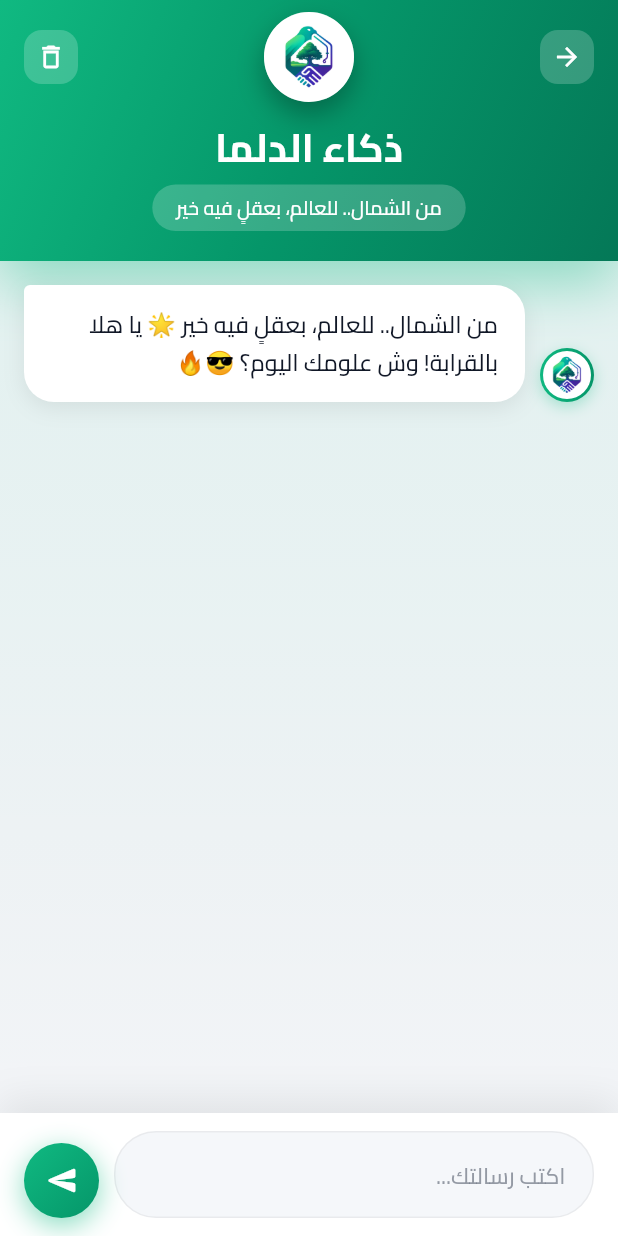
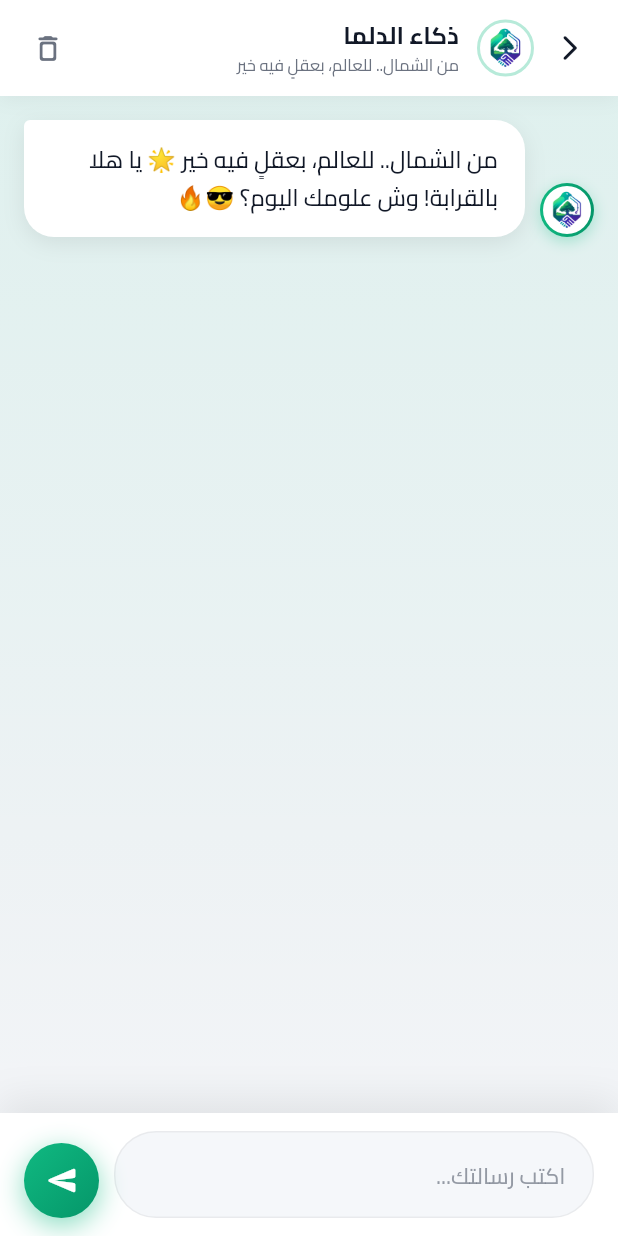
Before and after one commit to kkkrraamm/aldlma, a Flutter app: the DalmaAIPage screen opened directly, on a phone screen of 412 x 824 dp. Run offline on Flutter 3.47's test engine with Material 3 defaults, Android fonts, the phone set to English and light mode, and no system bars; our stand-ins replace cached_network_image, device_info_plus, firebase_core, firebase_messaging, fl_chart, flutter_local_notifications and 10 more; accounts and stored records are empty; network calls fail.

Commit message:
feat: modernize header and add auto-scroll to latest message
- Simplified header with minimal modern design
- Smaller logo (38px) with green border
- Compact layout similar to WhatsApp/Telegram
- Auto-scroll to bottom when opening chat
- Better use of space with cleaner UI

```diff
--- a/lib/dalma_ai_page.dart
+++ b/lib/dalma_ai_page.dart
@@ -26,6 +26,10 @@ class _DalmaAIPageState extends State<DalmaAIPage> with TickerProviderStateMixin
     super.initState();
     _loadMessages();
     _addWelcomeMessage();
+    // التمرير لآخر رسالة بعد بناء الواجهة
+    WidgetsBinding.instance.addPostFrameCallback((_) {
+      _scrollToBottom();
+    });
   }
 
   @override
@@ -231,65 +235,40 @@ class _DalmaAIPageState extends State<DalmaAIPage> with TickerProviderStateMixin
   Widget _buildHeader(ThemeConfig theme) {
     return Container(
       decoration: BoxDecoration(
-        gradient: LinearGradient(
-          colors: [
-            const Color(0xFF10b981),
-            const Color(0xFF059669),
-            const Color(0xFF047857),
-          ],
-          begin: Alignment.topLeft,
-          end: Alignment.bottomRight,
-        ),
+        color: theme.isDarkMode ? const Color(0xFF1e293b) : Colors.white,
         boxShadow: [
           BoxShadow(
-            color: const Color(0xFF10b981).withOpacity(0.4),
-            blurRadius: 30,
-            offset: const Offset(0, 15),
+            color: Colors.black.withOpacity(0.05),
+            blurRadius: 10,
+            offset: const Offset(0, 2),
           ),
         ],
       ),
       child: SafeArea(
         bottom: false,
         child: Padding(
-          padding: const EdgeInsets.fromLTRB(8, 8, 8, 20),
-          child: Column(
+          padding: const EdgeInsets.symmetric(horizontal: 8, vertical: 8),
+          child: Row(
             children: [
-              // الصف الأول: زر الرجوع واللوقو والحذف
-              Row(
-                children: [
+              // زر الرجوع
               IconButton(
-                    icon: Container(
-                      padding: const EdgeInsets.all(8),
-                      decoration: BoxDecoration(
-                        color: Colors.white.withOpacity(0.2),
-                        borderRadius: BorderRadius.circular(12),
-                      ),
-                      child: const Icon(Icons.arrow_back, color: Colors.white, size: 20),
+                icon: Icon(
+                  Icons.arrow_back_ios_new_rounded,
+                  color: theme.textPrimaryColor,
+                  size: 20,
                 ),
                 onPressed: () => Navigator.pop(context),
               ),
 
-                  const Spacer(),
-
-                  // لوقو الدلما مع تأثير
-                  Hero(
-                    tag: 'dalma_logo',
-                    child: Container(
-                      width: 60,
-                      height: 60,
+              // لوقو صغير
+              Container(
+                width: 38,
+                height: 38,
                 decoration: BoxDecoration(
-                        color: Colors.white,
                   shape: BoxShape.circle,
-                        boxShadow: [
-                          BoxShadow(
-                            color: Colors.black.withOpacity(0.3),
-                            blurRadius: 15,
-                            offset: const Offset(0, 8),
-                          ),
-                        ],
                   border: Border.all(
-                          color: Colors.white.withOpacity(0.5),
-                          width: 3,
+                    color: const Color(0xFF10b981).withOpacity(0.3),
+                    width: 2,
                   ),
                 ),
                 child: ClipOval(
@@ -299,51 +278,44 @@ class _DalmaAIPageState extends State<DalmaAIPage> with TickerProviderStateMixin
                   ),
                 ),
               ),
+
+              const SizedBox(width: 12),
+
+              // العنوان والوصف
+              Expanded(
+                child: Column(
+                  crossAxisAlignment: CrossAxisAlignment.start,
+                  mainAxisSize: MainAxisSize.min,
+                  children: [
+                    Text(
+                      'ذكاء الدلما',
+                      style: GoogleFonts.cairo(
+                        fontSize: 16,
+                        fontWeight: FontWeight.bold,
+                        color: theme.textPrimaryColor,
                       ),
-
-                  const Spacer(),
-
-                  IconButton(
-                    icon: Container(
-                      padding: const EdgeInsets.all(8),
-                      decoration: BoxDecoration(
-                        color: Colors.white.withOpacity(0.2),
-                        borderRadius: BorderRadius.circular(12),
                     ),
-                      child: const Icon(Icons.delete_outline, color: Colors.white, size: 20),
+                    Text(
+                      'من الشمال.. للعالم، بعقلٍ فيه خير',
+                      style: GoogleFonts.cairo(
+                        fontSize: 11,
+                        color: theme.textSecondaryColor,
                       ),
-                    onPressed: _clearChat,
+                      maxLines: 1,
+                      overflow: TextOverflow.ellipsis,
                     ),
                   ],
                 ),
+              ),
 
-              const SizedBox(height: 12),
-
-              // العنوان والوصف
-              Text(
-                'ذكاء الدلما',
-                style: GoogleFonts.cairo(
-                  fontSize: 26,
-                  fontWeight: FontWeight.bold,
-                  color: Colors.white,
-                  letterSpacing: 0.5,
+              // زر الحذف
+              IconButton(
+                icon: Icon(
+                  Icons.delete_outline_rounded,
+                  color: theme.textSecondaryColor,
+                  size: 22,
                 ),
-              ),
-              const SizedBox(height: 6),
-              Container(
-                padding: const EdgeInsets.symmetric(horizontal: 16, vertical: 6),
-                decoration: BoxDecoration(
-                  color: Colors.white.withOpacity(0.2),
-                  borderRadius: BorderRadius.circular(20),
-                ),
-                child: Text(
-                  'من الشمال.. للعالم، بعقلٍ فيه خير',
-                  style: GoogleFonts.cairo(
-                    fontSize: 13,
-                    color: Colors.white,
-                    fontWeight: FontWeight.w500,
-                  ),
-                ),
+                onPressed: _clearChat,
               ),
             ],
           ),
```
Lines whose indentation alone changed are shown as unchanged.
